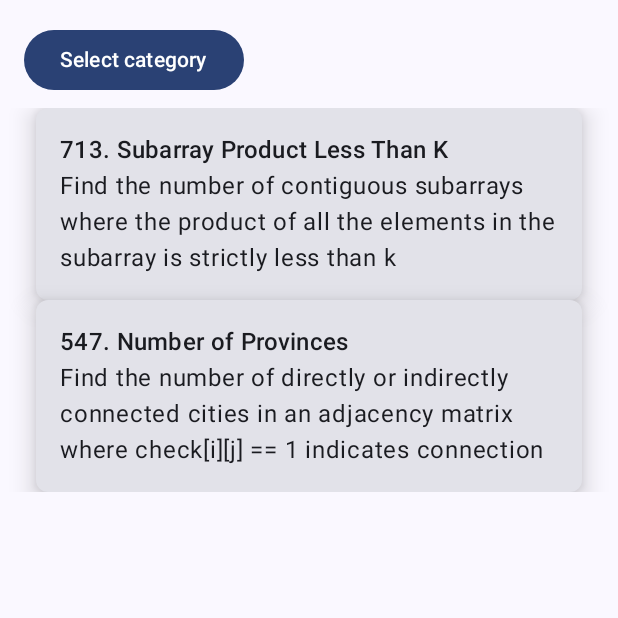
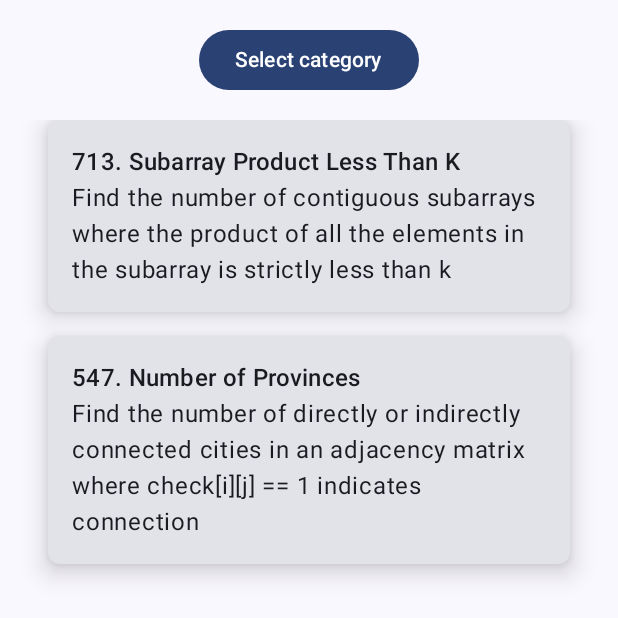
Before and after one commit to mantisbayne/LeetcodeCompose, an Android app built with Jetpack Compose: the screen it shows after launch (MainActivity), on a phone screen of 412 x 824 dp. Shown: the top 618 px of the screen. Run offline under Robolectric (Android 15) with nearby library versions, the phone set to English and light mode, and no system bars; our stand-ins replace Dagger/Hilt's generated code.

Commit message:
screen tweaks

```diff
--- a/app/src/main/java/com/mantisbayne/leetcodecompose/screen/SolutionScreen.kt
+++ b/app/src/main/java/com/mantisbayne/leetcodecompose/screen/SolutionScreen.kt
@@ -2,6 +2,7 @@ package com.mantisbayne.leetcodecompose.screen
 
 import androidx.compose.foundation.background
 import androidx.compose.foundation.clickable
+import androidx.compose.foundation.layout.Arrangement
 import androidx.compose.foundation.layout.Box
 import androidx.compose.foundation.layout.Column
 import androidx.compose.foundation.layout.Spacer
@@ -26,6 +27,7 @@ import androidx.compose.runtime.mutableStateOf
 import androidx.compose.runtime.remember
 import androidx.compose.runtime.saveable.rememberSaveable
 import androidx.compose.runtime.setValue
+import androidx.compose.ui.Alignment
 import androidx.compose.ui.Modifier
 import androidx.compose.ui.text.font.FontFamily
 import androidx.compose.ui.unit.dp
@@ -55,8 +57,9 @@ fun SolutionScreen(
             Text("No solutions available.")
         } else {
             LazyColumn(
-                Modifier.fillMaxWidth()
-                    .padding(8.dp)
+                Modifier.fillMaxSize()
+                    .padding(16.dp),
+                verticalArrangement = Arrangement.spacedBy(16.dp)
             ) {
                 items(solutions.filter { selectedCategory == null || it.category == selectedCategory }) { solution ->
                     SolutionItem(solution)
@@ -74,7 +77,10 @@ fun CategoryDropDown(
 ) {
     var expanded by remember { mutableStateOf(false) }
 
-    Box {
+    Box(
+        modifier = Modifier.fillMaxWidth(),
+        contentAlignment = Alignment.TopCenter
+    ) {
         Button(onClick = { expanded = true }) {
             Text(selectedCategory ?: "Select category")
         }
```
